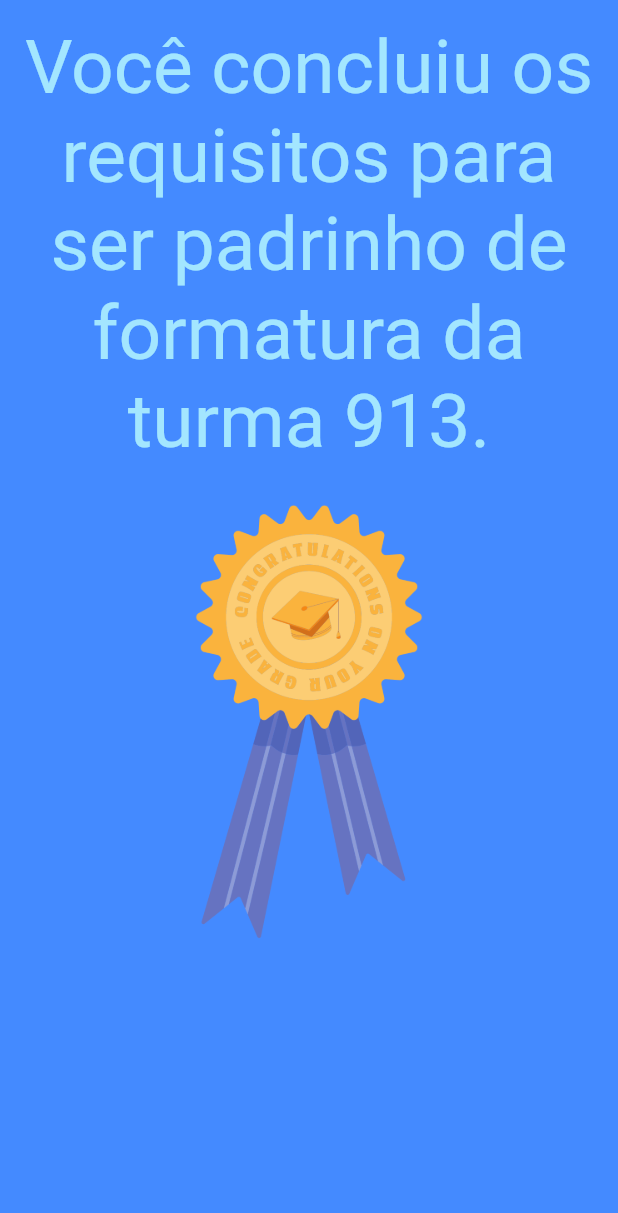
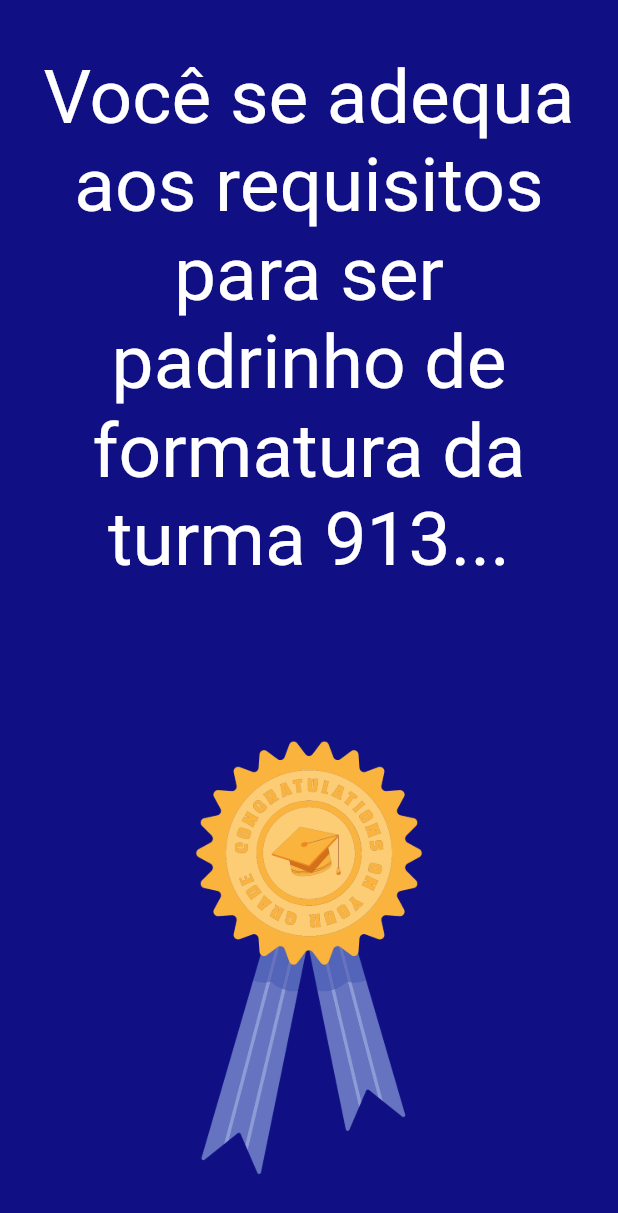
Before and after one commit to Ronaldo913/Projeto-quizz, a Flutter app: the ConviteSplash screen opened directly, on a phone screen of 412 x 824 dp. Shown: the top 1213 px of the screen. Run offline on Flutter 3.47's test engine with Material 2 defaults, Android fonts, the light colour scheme and no system bars.

Commit message:
app concluído

```diff
--- a/lib/pages/screens/convite_splash.dart
+++ b/lib/pages/screens/convite_splash.dart
@@ -14,7 +14,7 @@
   void initState() {
     super.initState();
     SystemChrome.setEnabledSystemUIOverlays(SystemUiOverlay.values);
-    Future.delayed(Duration(seconds: 4)).then((_) {
+    Future.delayed(Duration(seconds: 6)).then((_) {
       Navigator.pushReplacement(
           context, MaterialPageRoute(builder: (context) => Convite()));
     });
@@ -26,16 +26,17 @@
       child: Scaffold(
         body: Container(
           padding: const EdgeInsets.all(16),
-          color: Colors.blueAccent,
+          color: Color(0xFF101084),
           child: Center(
             child: Column(
+              mainAxisAlignment: MainAxisAlignment.spaceAround,
               children: [
                 const Text(
-                  'Você concluiu os requisitos para ser padrinho de formatura da turma 913.',
+                  'Você se adequa aos requisitos para ser padrinho de formatura da turma 913...',
                   textAlign: TextAlign.center,
                   style: TextStyle(
                     fontSize: 50,
-                    color: Color(0xFFA3E6FF),
+                    color: Colors.white,
                   ),
                 ),
                 const SizedBox(height: 20),
```
